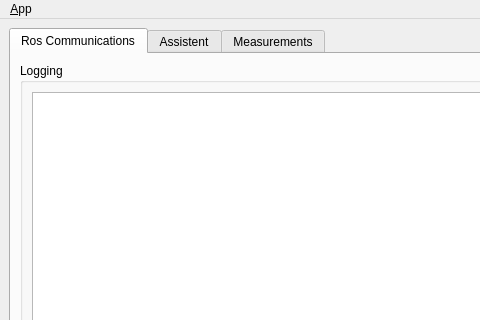
Above: src/kinematic_calibration_gui/ui/main_window.ui from Stefan210/kinematic_calibration before the change; both pictures show x 0 to 480 and y 0 to 320 of the 944 by 704 pixel window. Below: the same form after it.
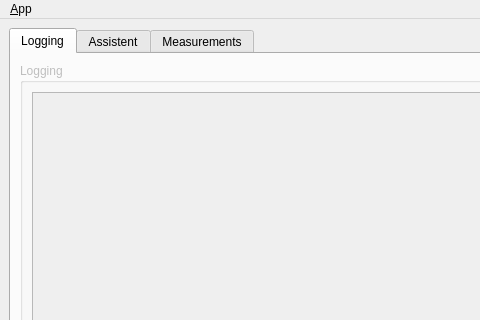
That is the form after the change. The open tabs and pages were chosen to show the change. Icons and pictures are not drawn.

Commit message: Set measurement tab as default active tab.

```diff
--- a/src/kinematic_calibration_gui/ui/main_window.ui
+++ b/src/kinematic_calibration_gui/ui/main_window.ui
@@ -44,11 +44,14 @@
       </property>
       <widget class="QWidget" name="tab_status">
        <attribute name="title">
-        <string>Ros Communications</string>
+        <string>Logging</string>
        </attribute>
        <layout class="QVBoxLayout" name="verticalLayout_2">
         <item>
          <widget class="QGroupBox" name="groupBox_12">
+          <property name="enabled">
+           <bool>false</bool>
+          </property>
           <property name="sizePolicy">
            <sizepolicy hsizetype="MinimumExpanding" vsizetype="Preferred">
             <horstretch>0</horstretch>
```
Left out of the diff: 8 changed lines with no effect on the pictures. The commit also changes 1 other file.
